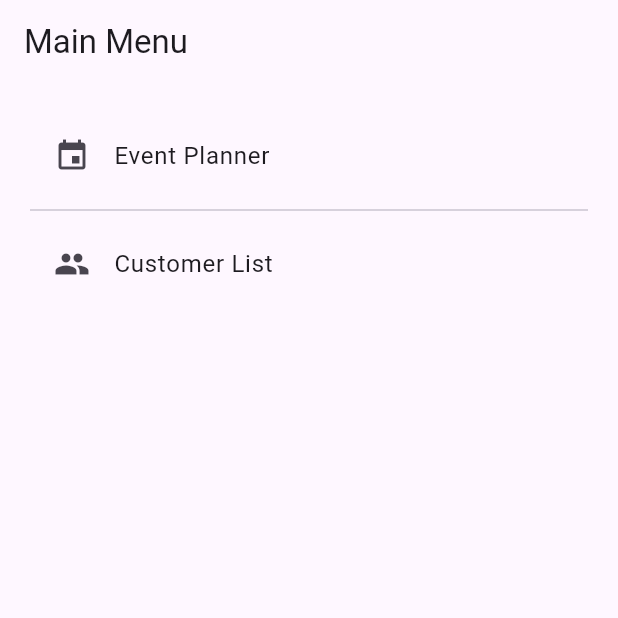
After one commit to MeBatier/cst2334_group_project, a Flutter app: the MainMenuPage screen opened directly, on a phone screen of 412 x 824 dp, the top half of it. The commit adds this screen. Run offline on Flutter 3.47's test engine with Material 3 defaults, Android fonts, the phone set to English and light mode, and no system bars; our stand-ins replace floor, sqflite, sqflite_common_ffi; missing offline and left inert: encrypted_shared_preferences, shared_preferences_android; accounts and stored records are empty; generated files the repository leaves out were written again.

Commit message:
Landing page added

```diff
--- a/lib/Customer_list_main.dart
+++ b/lib/Customer_list_main.dart
@@ -1,3 +1,4 @@
+import 'package:customer_management/entrance.dart';
 import 'package:flutter/material.dart';
 import 'package:flutter_localizations/flutter_localizations.dart';
 import 'package:shared_preferences_android/shared_preferences_android.dart';
@@ -355,7 +356,7 @@ class _CustomerPageState extends State<CustomerPage> {
   void _changeLanguage() {
     Locale currentLocale = Localizations.localeOf(context);
     Locale newLocale = currentLocale.languageCode == 'en' ? const Locale('tr', '') : const Locale('en', '');
-    MyApp.setLocale(context, newLocale);
+    MainApp.setLocale(context, newLocale);
   }
   /// [2 TextField with button to insert items]
   ///
--- /dev/null
+++ b/lib/entrance.dart
@@ -0,0 +1,105 @@
+import 'package:flutter/material.dart';
+import 'package:flutter_localizations/flutter_localizations.dart';
+import 'package:sqflite_common_ffi/sqflite_ffi.dart';
+import 'dart:io';
+
+// Import your feature pages
+import 'main.dart'; // Contains EventListScreen
+import 'customer_list_main.dart'; // Contains CustomerPage
+import 'customer_app_localizations.dart'; // Your custom localization delegate
+
+void main() async {
+  WidgetsFlutterBinding.ensureInitialized();
+
+  // Initialize sqflite for desktop platforms
+  if (Platform.isWindows || Platform.isLinux || Platform.isMacOS) {
+    sqfliteFfiInit();
+    databaseFactory = databaseFactoryFfi;
+  }
+
+  runApp(const MainApp());
+}
+
+/// Root widget of the application, managing global localization state.
+class MainApp extends StatefulWidget {
+  const MainApp({super.key});
+
+  @override
+  State<MainApp> createState() => _MainAppState();
+
+  /// Allows changing app language from any context
+  static void setLocale(BuildContext context, Locale newLocale) {
+    _MainAppState? state = context.findAncestorStateOfType<_MainAppState>();
+    state?.changeLanguage(newLocale);
+  }
+}
+
+class _MainAppState extends State<MainApp> {
+  Locale _locale = const Locale('en', '');
+
+  void changeLanguage(Locale locale) {
+    setState(() {
+      _locale = locale;
+    });
+  }
+
+  @override
+  Widget build(BuildContext context) {
+    return MaterialApp(
+      title: 'Navigation App',
+      theme: ThemeData(primarySwatch: Colors.teal),
+      locale: _locale,
+      supportedLocales: const [
+        Locale('en', ''),
+        Locale('tr', ''),
+      ],
+      localizationsDelegates: const [
+        AppLocalizations.delegate,
+        GlobalMaterialLocalizations.delegate,
+        GlobalWidgetsLocalizations.delegate,
+        GlobalCupertinoLocalizations.delegate,
+      ],
+      home: const MainMenuPage(),
+    );
+  }
+}
+
+/// Main menu to navigate to either feature page.
+class MainMenuPage extends StatelessWidget {
+  const MainMenuPage({super.key});
+
+  @override
+  Widget build(BuildContext context) {
+    return Scaffold(
+      appBar: AppBar(title: Text(AppLocalizations.of(context)?.translate('app_title') ?? 'Main Menu')),
+      body: ListView(
+        padding: const EdgeInsets.all(20.0),
+        children: [
+          ListTile(
+            leading: const Icon(Icons.event),
+            title: Text(AppLocalizations.of(context)?.translate('event_planner') ?? 'Event Planner'),
+            onTap: () {
+              Navigator.push(
+                context,
+                MaterialPageRoute(builder: (context) => EventListScreen()),
+              );
+            },
+          ),
+          const Divider(),
+          ListTile(
+            leading: const Icon(Icons.people),
+            title: Text(AppLocalizations.of(context)?.translate('customer_list') ?? 'Customer List'),
+            onTap: () {
+              Navigator.push(
+                context,
+                MaterialPageRoute(
+                  builder: (context) => const CustomerPage(title: 'Customer List Page'),
+                ),
+              );
+            },
+          ),
+        ],
+      ),
+    );
+  }
+}
```
Also changed, not shown: 1 other file.
